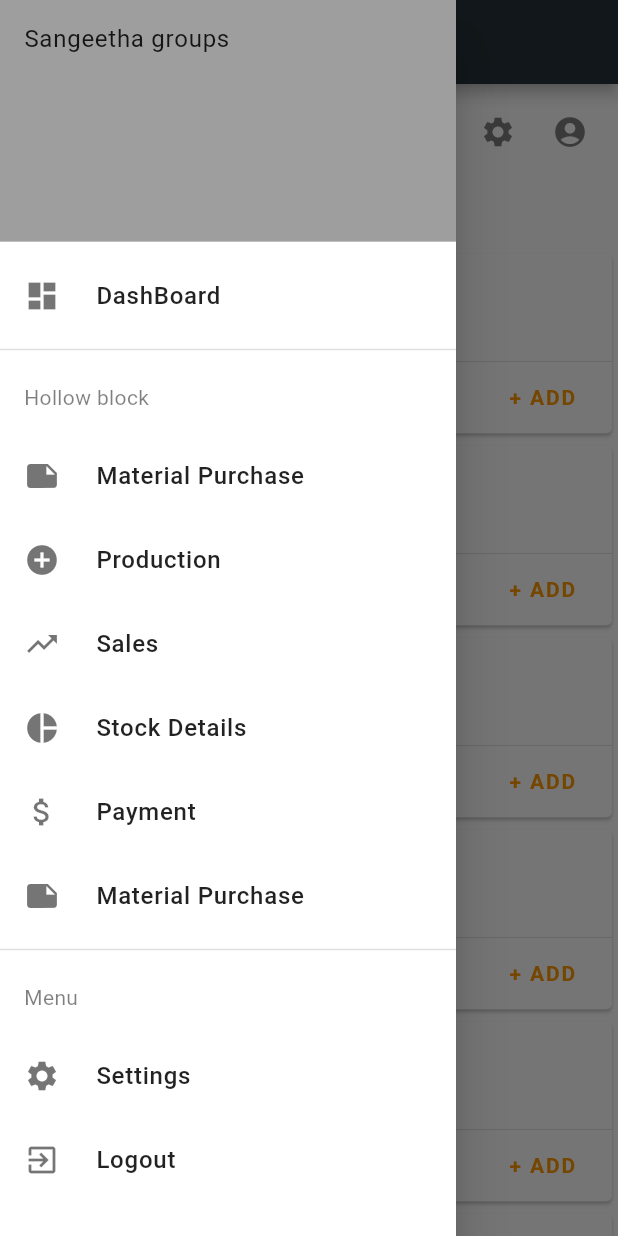
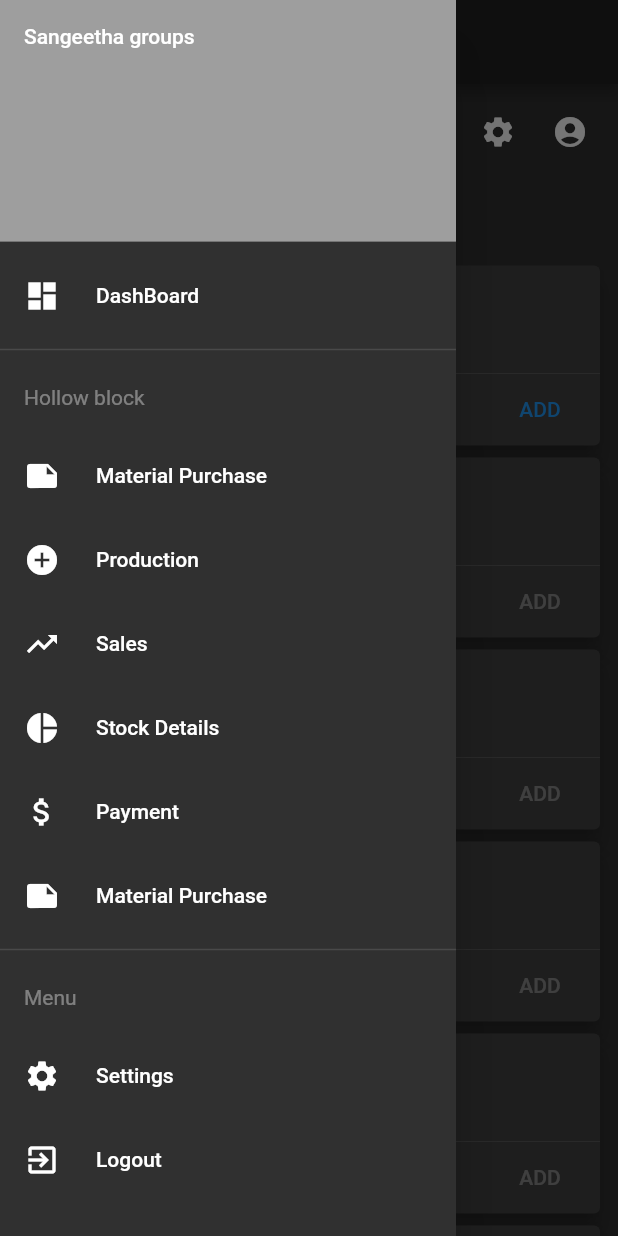
Before and after one commit to naveen1047/sangeetha-project, a Flutter app: the screen it shows after launch, with the side drawer open, on a phone screen of 412 x 824 dp. Run offline on Flutter 3.47's test engine with Material 2 defaults, Android fonts, the phone set to English and light mode, and no system bars; our stand-ins replace bloc, equatable, flutter_bloc, get_it; accounts and stored records are empty; generated files the repository leaves out were written again.

Commit message:
huge change in ui

```diff
--- a/hb_mobile/lib/constant.dart
+++ b/hb_mobile/lib/constant.dart
@@ -47,7 +47,7 @@ Decoration kSearchDecoration = BoxDecoration(
 );
 
 Decoration kCardDecoration = BoxDecoration(
-  color: MaterialDemoThemeData.themeData.colorScheme.secondary,
+  color: MaterialDemoThemeData.themeData.colorScheme.surface,
   borderRadius: kDefaultBorderRadius,
   boxShadow: kBoxShadow,
 );
@@ -60,10 +60,11 @@ Decoration kDualButtonDecoration = BoxDecoration(
 
 List<BoxShadow> kBoxShadow = [
   BoxShadow(
-    color: Colors.grey.withOpacity(0.5),
+    color: Color(MaterialDemoThemeData.themeData.shadowColor.value)
+        .withOpacity(0.2),
     spreadRadius: 0.5,
-    blurRadius: 2.0,
-    offset: Offset(3, 3), // changes position of shadow
+    blurRadius: 1.0,
+    offset: Offset(2, 2), // changes position of shadow
   ),
 ];
 
@@ -133,6 +134,7 @@ const kSearchPadding = const EdgeInsets.symmetric(horizontal: 6.0);
 const kTopPadding = const EdgeInsets.only(top: 8.0);
 const kCardPadding = const EdgeInsets.symmetric(horizontal: 8.0, vertical: 4.0);
 const kFieldPadding = const EdgeInsets.all(12.0);
+const kPrimaryLitePadding = const EdgeInsets.all(8.0);
 const kPrimaryPadding = const EdgeInsets.all(16.0);
 const kBottomPadding = const EdgeInsets.only(bottom: 4.0);
 const kIconLeftPadding = const EdgeInsets.only(left: 24.0);
--- a/hb_mobile/lib/theme.dart
+++ b/hb_mobile/lib/theme.dart
@@ -1,54 +1,62 @@
 import 'package:flutter/material.dart';
 
 class MaterialDemoThemeData {
-  static final themeData = ThemeData(
-    colorScheme: _colorScheme,
-    appBarTheme: AppBarTheme(
-      color: _colorScheme.primary,
-      iconTheme: IconThemeData(color: _colorScheme.onPrimary),
-    ),
-    bottomAppBarTheme: BottomAppBarTheme(
-      color: _colorScheme.primary,
-    ),
-    buttonTheme: const ButtonThemeData(
-      textTheme: ButtonTextTheme.primary,
-      colorScheme: _colorScheme,
-    ),
-    canvasColor: _colorScheme.background,
-    toggleableActiveColor: _colorScheme.primary,
-    highlightColor: Colors.transparent,
-    indicatorColor: _colorScheme.onPrimary,
-    primaryColor: _colorScheme.primary,
-    accentColor: _colorScheme.primary,
-    backgroundColor: Colors.white,
-    scaffoldBackgroundColor: _colorScheme.background,
+  static final themeData = ThemeData.dark().copyWith(
     snackBarTheme: const SnackBarThemeData(
       behavior: SnackBarBehavior.floating,
     ),
-    typography: Typography.material2018(
-        // platform: defaultTargetPlatform,
-        ),
   );
+  // static final themeData = ThemeData(
+  //   colorScheme: _colorScheme,
+  //   appBarTheme: AppBarTheme(
+  //     color: _colorScheme.primary,
+  //     iconTheme: IconThemeData(color: _colorScheme.onPrimary),
+  //   ),
+  //   bottomAppBarTheme: BottomAppBarTheme(
+  //     color: _colorScheme.primary,
+  //   ),
+  //   buttonTheme: const ButtonThemeData(
+  //     textTheme: ButtonTextTheme.primary,
+  //     colorScheme: _colorScheme,
+  //   ),
+  //   canvasColor: _colorScheme.background,
+  //   toggleableActiveColor: _colorScheme.primary,
+  //   highlightColor: Colors.transparent,
+  //   indicatorColor: _colorScheme.onPrimary,
+  //   primaryColor: _colorScheme.primary,
+  //   accentColor: _colorScheme.primary,
+  //   backgroundColor: _colorScheme.background,
+  //   // backgroundColor: Colors.white,
+  //   scaffoldBackgroundColor: _colorScheme.background,
+  //   snackBarTheme: const SnackBarThemeData(
+  //     behavior: SnackBarBehavior.floating,
+  //   ),
+  //   typography: Typography.material2018(
+  //       // platform: defaultTargetPlatform,
+  //       ),
+  // );
 
-  static const _colorScheme = ColorScheme(
-    primary: Color(0xFF263238),
-    // primary: Color(0xFF344955),
-    primaryVariant: Color(0xFF000a12),
-    // primaryVariant: Color(0xFF0b222c),
-    secondary: Color(0xFFfafafa),
-    // secondary: Color(0xFFf9aa33),
-    secondaryVariant: Color(0xFFc7c7c7),
-    // secondaryVariant: Color(0xFF17b00),
-    background: Colors.white,
-    surface: Color(0xFFF2F2F2),
-    onBackground: Colors.black,
-    onSurface: Colors.black,
-    error: Colors.red,
-    onError: Colors.white,
-    onPrimary: Colors.white,
-    onSecondary: Colors.black,
-    brightness: Brightness.light,
-  );
+  // static const _colorScheme = ColorScheme.dark();
+
+  // static const _colorScheme = ColorScheme(
+  //   primary: Color(0xFF263238),
+  //   // primary: Color(0xFF344955),
+  //   primaryVariant: Color(0xFF000a12),
+  //   // primaryVariant: Color(0xFF0b222c),
+  //   secondary: Color(0xFFfafafa),
+  //   // secondary: Color(0xFFf9aa33),
+  //   secondaryVariant: Color(0xFFc7c7c7),
+  //   // secondaryVariant: Color(0xFF17b00),
+  //   background: Colors.white,
+  //   surface: Color(0xFFF2F2F2),
+  //   onBackground: Colors.black,
+  //   onSurface: Colors.black,
+  //   error: Colors.red,
+  //   onError: Colors.white,
+  //   onPrimary: Colors.white,
+  //   onSecondary: Colors.black,
+  //   brightness: Brightness.light,
+  // );
 // static const _colorScheme = ColorScheme(
 //   primary: Color(0xFF6200EE),
 //   primaryVariant: Color(0xFF6200EE),
--- a/hb_mobile/lib/view/config_view.dart
+++ b/hb_mobile/lib/view/config_view.dart
@@ -55,8 +55,11 @@ class ConfigScreen extends StatelessWidget {
       body: LayoutBuilder(
         builder: (BuildContext context, BoxConstraints constraints) {
           if (constraints.maxHeight > constraints.maxWidth) {
-            return ListView(
-              children: configWidgets,
+            return Padding(
+              padding: kPrimaryLitePadding,
+              child: ListView(
+                children: configWidgets,
+              ),
             );
           } else {
             return Padding(
--- a/hb_mobile/lib/view/home_view.dart
+++ b/hb_mobile/lib/view/home_view.dart
@@ -1,5 +1,6 @@
 import 'package:flutter/material.dart';
 import 'package:hb_mobile/constant.dart';
+import 'package:hb_mobile/theme.dart';
 import 'package:hb_mobile/widgets/common_widgets.dart';
 
 class HomeScreen extends StatelessWidget {
@@ -81,7 +82,8 @@ class HomeScreen extends StatelessWidget {
       body: CustomScrollView(
         slivers: [
           SliverAppBar(
-            backgroundColor: kWhiteColor,
+            backgroundColor:
+                MaterialDemoThemeData.themeData.scaffoldBackgroundColor,
             floating: true,
             bottom: PreferredSize(
               preferredSize: Size.fromHeight(0.0),
@@ -96,15 +98,15 @@ class HomeScreen extends StatelessWidget {
                       Text(
                         'Current User: Mohan',
                         style: TextStyle(
-                          color: kTextColor,
-                        ),
+                            // color: kTextColor,
+                            ),
                       ),
                       Row(
                         children: [
                           IconButton(
                               icon: Icon(
                                 Icons.settings,
-                                color: kTextColor,
+                                // color: kTextColor,
                               ),
                               onPressed: () {
                                 Navigator.pushNamed(context, kConfigScreen);
@@ -112,7 +114,7 @@ class HomeScreen extends StatelessWidget {
                           IconButton(
                               icon: Icon(
                                 Icons.account_circle,
-                                color: kTextColor,
+                                // color: kTextColor,
                               ),
                               onPressed: () {}),
                         ],
@@ -131,13 +133,18 @@ class HomeScreen extends StatelessWidget {
 
   Widget buildHomeList(BuildContext context, Orientation deviceOrientation) {
     if (deviceOrientation == Orientation.portrait) {
-      return SliverList(
-        delegate: SliverChildListDelegate(categories(context)),
+      return SliverPadding(
+        padding: kPrimaryLitePadding,
+        sliver: SliverList(
+          delegate: SliverChildListDelegate(categories(context)),
+        ),
       );
     } else {
-      return SliverGrid.count(
-        crossAxisCount: 2,
-        children: categories(context),
+      return SliverPadding(
+        padding: const EdgeInsets.symmetric(horizontal: 100.0),
+        sliver: SliverList(
+          delegate: SliverChildListDelegate(categories(context)),
+        ),
       );
     }
   }
--- a/hb_mobile/lib/widgets/common_widgets.dart
+++ b/hb_mobile/lib/widgets/common_widgets.dart
@@ -1,6 +1,7 @@
 import 'package:flutter/cupertino.dart';
 import 'package:flutter/material.dart';
 import 'package:hb_mobile/constant.dart';
+import 'package:hb_mobile/theme.dart';
 
 // class CategoryCard extends StatelessWidget {
 //   final String title;
@@ -106,6 +107,7 @@ class CategoryCard extends StatelessWidget {
   @override
   Widget build(BuildContext context) {
     return Card(
+      elevation: 6.0,
       child: Column(
         crossAxisAlignment: CrossAxisAlignment.end,
         children: [
@@ -114,12 +116,17 @@ class CategoryCard extends StatelessWidget {
             child: Row(
               children: [
                 Container(
-                  decoration: BoxDecoration(color: kMutedColor),
+                  decoration: BoxDecoration(
+                      borderRadius:
+                          BorderRadius.only(topLeft: Radius.circular(4.0)),
+                      color: Color(
+                              MaterialDemoThemeData.themeData.shadowColor.value)
+                          .withOpacity(0.2)),
                   child: Padding(
                     padding: const EdgeInsets.all(24.0),
                     child: Icon(
                       titleIcon,
-                      // color: kPrimaryColor,
+                      // color: MaterialDemoThemeData.themeData.shadowColor,
                     ),
                   ),
                 ),
@@ -135,7 +142,9 @@ class CategoryCard extends StatelessWidget {
                       ),
                       Text(
                         subTitle,
-                        style: TextStyle(color: kTextColor),
+                        style: TextStyle(
+                            color:
+                                MaterialDemoThemeData.themeData.disabledColor),
                       ),
                     ],
                   ),
@@ -146,12 +155,11 @@ class CategoryCard extends StatelessWidget {
           Divider(
             height: 0.0,
           ),
-          FlatButton(
+          Padding(
+            padding: kRightPadding,
+            child: TextButton(
               onPressed: onPressedSecondary,
-            child: Text(
-              '+ ADD',
-              style:
-                  TextStyle(color: Colors.orange, fontWeight: FontWeight.bold),
+              child: Text('ADD'),
             ),
           )
         ],
@@ -197,7 +205,7 @@ class MenuTitle extends StatelessWidget {
       padding: const EdgeInsets.all(16.0),
       child: Text(
         title,
-        style: TextStyle(color: kIconColor),
+        style: TextStyle(color: MaterialDemoThemeData.themeData.disabledColor),
       ),
     );
   }
@@ -220,7 +228,7 @@ class MenuItem extends StatelessWidget {
           iconData != null
               ? Icon(
                   iconData,
-                  color: Colors.black54,
+                  // color: Colors.black54,
                 )
               : Container(),
           Padding(
@@ -441,7 +449,7 @@ SnackBar progressSnackBar({
             ? child
             : Icon(
                 Icons.check_circle,
-                color: ColorScheme.light().secondary,
+                // color: ColorScheme.light().secondary,
               ),
       ],
     ),
@@ -516,22 +524,19 @@ class DualButton extends StatelessWidget {
 
   @override
   Widget build(BuildContext context) {
-    return Padding(
-      padding: const EdgeInsets.all(8.0),
-      child: Container(
-        decoration: kCardDecoration,
+    return Card(
+      elevation: 6.0,
       child: ListTile(
         title: Text(subtitle),
         onTap: onTapSecondary,
         trailing: IconButton(
           icon: Icon(Icons.add_circle_rounded),
-            color: ColorScheme.light().onSecondary,
+          color: MaterialDemoThemeData.themeData.iconTheme.color,
           // color: kPrimaryAccentColor,
           onPressed: onTapPrimary,
           tooltip: title,
         ),
-          tileColor: kMutedColorLight,
-        ),
+        // tileColor: MaterialDemoThemeData.themeData.colorScheme.onPrimary,
       ),
     );
   }
```
Lines whose indentation alone changed are shown as unchanged.
